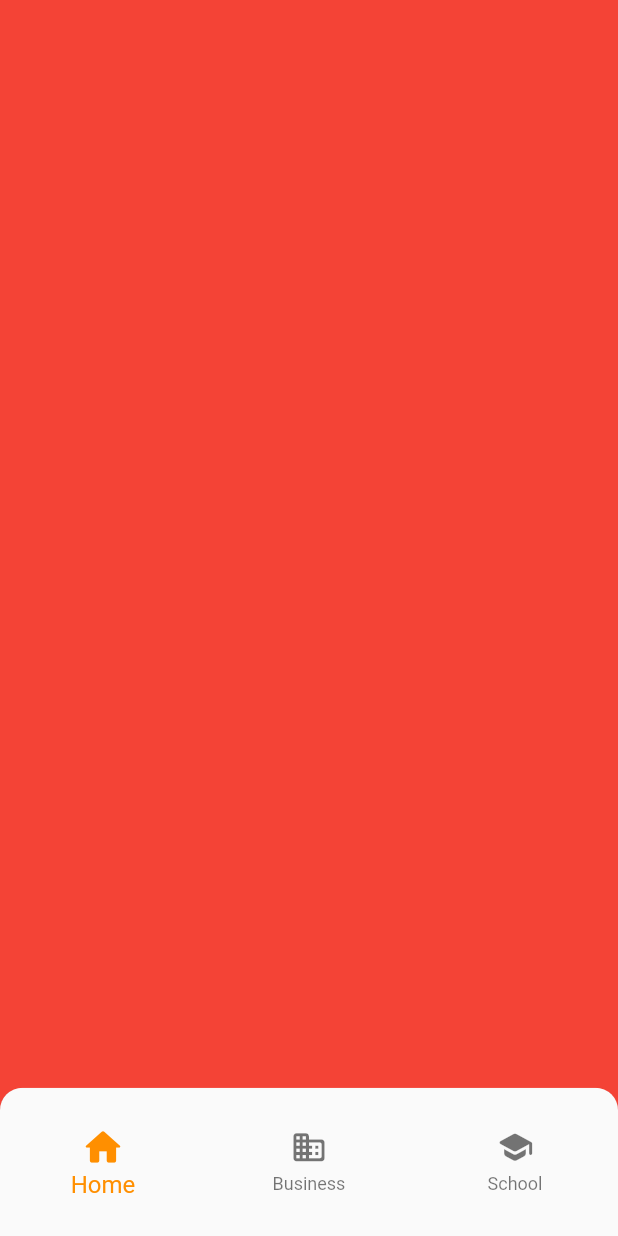
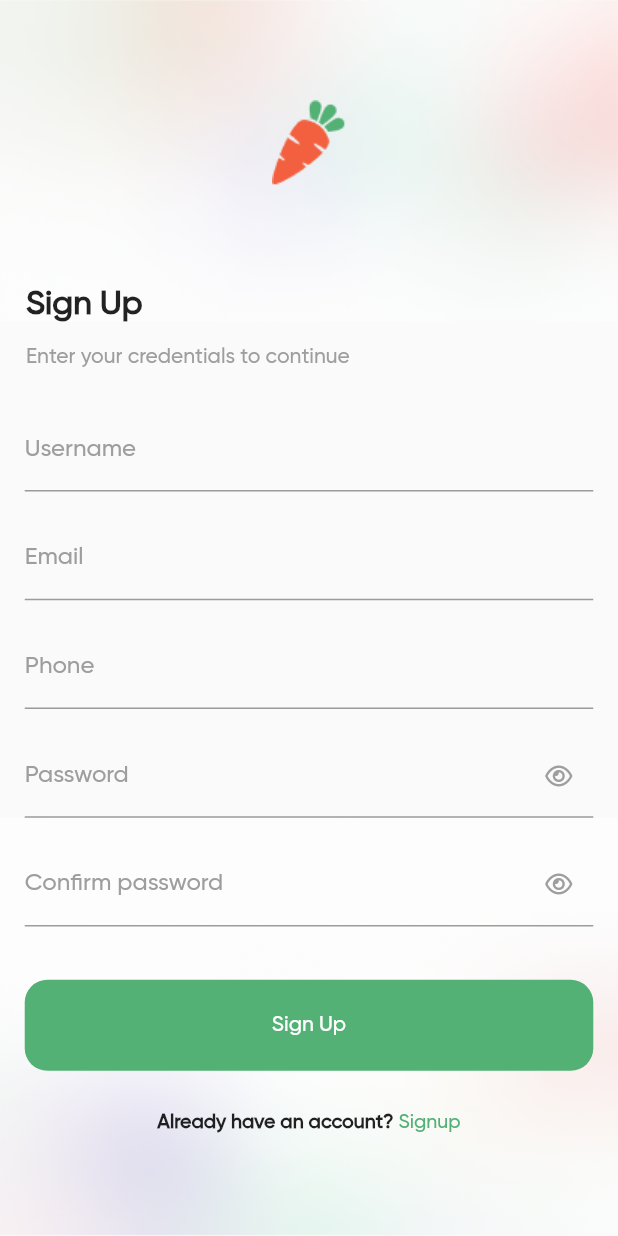
Before and after one commit to SandorNicuAlin/recipes_frontend, a Flutter app: the screen it shows after launch, on a phone screen of 412 x 824 dp. Run offline on Flutter 3.47's test engine with Material 2 defaults, Android fonts, the light colour scheme and no system bars; our stand-ins replace font_awesome_flutter, google_fonts.

Commit message:
[auth] - Adaugat pagina de register

```diff
--- /dev/null
+++ b/lib/colors/my_colors.dart
@@ -0,0 +1,5 @@
+import 'package:flutter/material.dart';
+
+class MyColors {
+  static const Color greenColor = Color(0xff53B175);
+}
--- a/lib/main.dart
+++ b/lib/main.dart
@@ -1,5 +1,7 @@
 import 'package:flutter/material.dart';
-import 'widgets/navigation_menu.dart';
+// import 'widgets/navigation_menu.dart';
+import './screens/auth/register.dart';
+import './colors/my_colors.dart';
 
 void main() {
   runApp(const MyApp());
@@ -13,48 +15,50 @@ class MyApp extends StatefulWidget {
 }
 
 class _MyAppState extends State<MyApp> {
-  int _selectedIndex = 0;
+  // int _selectedIndex = 0;
 
-  List<Widget> widgetOptions = <Widget>[
-    Scaffold(
-      body: Container(color: Colors.red),
-    ),
-    Scaffold(
-      body: Container(color: Colors.green),
-    ),
-    Scaffold(
-      body: Container(color: Colors.blue),
-    ),
-  ];
+  // List<Widget> widgetOptions = <Widget>[
+  //   Scaffold(
+  //     body: Container(color: Colors.red),
+  //   ),
+  //   Scaffold(
+  //     body: Container(color: Colors.green),
+  //   ),
+  //   Scaffold(
+  //     body: Container(color: Colors.blue),
+  //   ),
+  // ];
 
-  void _onItemTapped(int index) {
-    setState(() {
-      _selectedIndex = index;
-    });
-  }
+  // void _onItemTapped(int index) {
+  //   setState(() {
+  //     _selectedIndex = index;
+  //   });
+  // }
 
   @override
   Widget build(BuildContext context) {
     return MaterialApp(
-      title: 'Flutter Demo',
-      debugShowCheckedModeBanner: false,
-      theme: ThemeData(
-        primarySwatch: Colors.blue,
-      ),
-      home: Scaffold(
-        extendBody: true,
-        body: Stack(
-          children: [
-            Center(
-              child: widgetOptions.elementAt(_selectedIndex),
-            ),
-            NavigationMenu(
-              selectedIndex: _selectedIndex,
-              onTapCallback: _onItemTapped,
-            )
-          ],
+        title: 'Recipes',
+        debugShowCheckedModeBanner: false,
+        theme: ThemeData(
+          fontFamily: 'Gilroy',
+          primaryColor: MyColors.greenColor,
         ),
-      ),
-    );
+        home: const RegisterScreen()
+        // Scaffold(
+        //   extendBody: true,
+        //   body: Stack(
+        //     children: [
+        //       Center(
+        //         child: widgetOptions.elementAt(_selectedIndex),
+        //       ),
+        //       NavigationMenu(
+        //         selectedIndex: _selectedIndex,
+        //         onTapCallback: _onItemTapped,
+        //       )
+        //     ],
+        //   ),
+        // ),
+        );
   }
 }
--- /dev/null
+++ b/lib/screens/auth/login.dart
@@ -0,0 +1,17 @@
+import 'package:flutter/material.dart';
+
+class LoginScreen extends StatefulWidget {
+  const LoginScreen({Key? key}) : super(key: key);
+
+  @override
+  State<LoginScreen> createState() => _LoginScreenState();
+}
+
+class _LoginScreenState extends State<LoginScreen> {
+  @override
+  Widget build(BuildContext context) {
+    return const Center(
+      child: Text('test'),
+    );
+  }
+}
--- /dev/null
+++ b/lib/screens/auth/register.dart
@@ -0,0 +1,377 @@
+import 'package:flutter/material.dart';
+import 'package:google_fonts/google_fonts.dart';
+import '../../colors/my_colors.dart';
+import 'package:font_awesome_flutter/font_awesome_flutter.dart';
+// import 'package:google_fonts/google_fonts.dart';
+
+class RegisterScreen extends StatefulWidget {
+  const RegisterScreen({Key? key}) : super(key: key);
+
+  @override
+  State<RegisterScreen> createState() => _RegisterScreenState();
+}
+
+class _RegisterScreenState extends State<RegisterScreen> {
+  final GlobalKey<FormState> _formKey = GlobalKey<FormState>();
+  final TextEditingController _pass = TextEditingController();
+  final TextEditingController _confirmPass = TextEditingController();
+
+  bool _passwordVisibility = true;
+  bool _confirmPasswordVisibility = true;
+
+  void _onFormSubmit() {
+    _formKey.currentState!.validate();
+  }
+
+  void _changePasswordVisibility() {
+    setState(() {
+      _passwordVisibility = !_passwordVisibility;
+    });
+  }
+
+  void _changeConfirmPasswordVisibility() {
+    setState(() {
+      _confirmPasswordVisibility = !_confirmPasswordVisibility;
+    });
+  }
+
+  void _redirectToLoginPage() {
+    print('hello');
+  }
+
+  @override
+  Widget build(BuildContext context) {
+    bool keyboardUp =
+        MediaQuery.of(context).viewInsets.bottom != 0 ? true : false;
+
+    return Scaffold(
+      body: Stack(
+        children: [
+          Container(
+            width: MediaQuery.of(context).size.width,
+            height: MediaQuery.of(context).size.height,
+            decoration: const BoxDecoration(
+              image: DecorationImage(
+                fit: BoxFit.fill,
+                image: AssetImage('assets/images/background.png'),
+              ),
+            ),
+          ),
+          Center(
+            child: Column(
+              mainAxisAlignment: MainAxisAlignment.spaceEvenly,
+              children: [
+                keyboardUp
+                    ? Container()
+                    : const Image(
+                        image: AssetImage('assets/images/carrot.png'),
+                      ),
+                Padding(
+                  padding: EdgeInsets.symmetric(
+                    horizontal: MediaQuery.of(context).size.width * 4 / 100,
+                  ),
+                  child: Column(
+                    crossAxisAlignment: CrossAxisAlignment.start,
+                    children: [
+                      keyboardUp
+                          ? Container()
+                          : Padding(
+                              padding: EdgeInsets.only(
+                                left: MediaQuery.of(context).size.width *
+                                    0.2 /
+                                    100,
+                              ),
+                              child: const Text(
+                                'Sign Up',
+                                style: TextStyle(
+                                  fontWeight: FontWeight.bold,
+                                  fontSize: 22,
+                                ),
+                              ),
+                            ),
+                      keyboardUp
+                          ? Container()
+                          : Padding(
+                              padding: EdgeInsets.only(
+                                top: MediaQuery.of(context).size.height *
+                                    1.5 /
+                                    100,
+                                bottom: MediaQuery.of(context).size.height *
+                                    2 /
+                                    100,
+                                left: MediaQuery.of(context).size.width *
+                                    0.2 /
+                                    100,
+                              ),
+                              child: const Text(
+                                'Enter your credentials to continue',
+                                style: TextStyle(
+                                  color: Colors.grey,
+                                ),
+                              ),
+                            ),
+                      Form(
+                        key: _formKey,
+                        child: Column(
+                          crossAxisAlignment: CrossAxisAlignment.start,
+                          children: [
+                            Padding(
+                              padding: EdgeInsets.symmetric(
+                                vertical: MediaQuery.of(context).size.height *
+                                    1 /
+                                    100,
+                              ),
+                              child: TextFormField(
+                                cursorColor: MyColors.greenColor,
+                                decoration: const InputDecoration(
+                                  labelStyle: TextStyle(
+                                    color: Colors.grey,
+                                  ),
+                                  focusedBorder: UnderlineInputBorder(
+                                    borderSide: BorderSide(
+                                      color: MyColors.greenColor,
+                                    ),
+                                  ),
+                                  label: Text('Username'),
+                                ),
+                                validator: (String? value) {
+                                  if (value == null || value.isEmpty) {
+                                    return 'Please enter your username';
+                                  }
+                                  if (value.length < 3) {
+                                    return 'Username must have 3 or more characters';
+                                  }
+                                  return null;
+                                },
+                              ),
+                            ),
+                            Padding(
+                              padding: EdgeInsets.symmetric(
+                                vertical: MediaQuery.of(context).size.height *
+                                    1 /
+                                    100,
+                              ),
+                              child: TextFormField(
+                                keyboardType: TextInputType.emailAddress,
+                                cursorColor: MyColors.greenColor,
+                                decoration: const InputDecoration(
+                                  focusedBorder: UnderlineInputBorder(
+                                    borderSide: BorderSide(
+                                      color: MyColors.greenColor,
+                                    ),
+                                  ),
+                                  labelStyle: TextStyle(
+                                    color: Colors.grey,
+                                  ),
+                                  label: Text('Email'),
+                                ),
+                                validator: (String? value) {
+                                  if (value == null || value.isEmpty) {
+                                    return 'Please enter your email';
+                                  }
+                                  if (!RegExp(
+                                          r"^[a-zA-Z0-9.a-zA-Z0-9.!#$%&'*+-/=?^_`{|}~]+@[a-zA-Z0-9]+\.[a-zA-Z]+")
+                                      .hasMatch(value)) {
+                                    return 'Please enter a valid Email';
+                                  }
+                                  return null;
+                                },
+                              ),
+                            ),
+                            Padding(
+                              padding: EdgeInsets.symmetric(
+                                vertical: MediaQuery.of(context).size.height *
+                                    1 /
+                                    100,
+                              ),
+                              child: TextFormField(
+                                keyboardType: TextInputType.phone,
+                                cursorColor: MyColors.greenColor,
+                                decoration: const InputDecoration(
+                                  focusedBorder: UnderlineInputBorder(
+                                    borderSide: BorderSide(
+                                      color: MyColors.greenColor,
+                                    ),
+                                  ),
+                                  labelStyle: TextStyle(
+                                    color: Colors.grey,
+                                  ),
+                                  label: Text('Phone'),
+                                ),
+                                validator: (String? value) {
+                                  if (value == null || value.isEmpty) {
+                                    return 'Please enter your phone number';
+                                  }
+                                  if (!RegExp(r'(^(?:[+0]9)?[0-9]{10,12}$)')
+                                      .hasMatch(value)) {
+                                    return 'Please enter a valid phone number';
+                                  }
+                                  return null;
+                                },
+                              ),
+                            ),
+                            Padding(
+                              padding: EdgeInsets.symmetric(
+                                vertical: MediaQuery.of(context).size.height *
+                                    1 /
+                                    100,
+                              ),
+                              child: TextFormField(
+                                controller: _pass,
+                                obscureText: _passwordVisibility,
+                                cursorColor: MyColors.greenColor,
+                                decoration: InputDecoration(
+                                  suffixIcon: IconButton(
+                                    splashColor: Colors.transparent,
+                                    highlightColor: Colors.transparent,
+                                    onPressed: _changePasswordVisibility,
+                                    icon: _passwordVisibility
+                                        ? const Icon(
+                                            FontAwesomeIcons.eye,
+                                            size: 16,
+                                            color: Colors.grey,
+                                          )
+                                        : const Icon(
+                                            FontAwesomeIcons.eyeSlash,
+                                            size: 16,
+                                            color: Colors.grey,
+                                          ),
+                                  ),
+                                  focusedBorder: const UnderlineInputBorder(
+                                    borderSide: BorderSide(
+                                      color: MyColors.greenColor,
+                                    ),
+                                  ),
+                                  labelStyle: const TextStyle(
+                                    color: Colors.grey,
+                                  ),
+                                  label: const Text('Password'),
+                                ),
+                                validator: (String? value) {
+                                  if (value == null || value.isEmpty) {
+                                    return 'Please enter a password';
+                                  }
+                                  if (value.length < 5) {
+                                    return 'Password must have 4 or more characters';
+                                  }
+                                  return null;
+                                },
+                              ),
+                            ),
+                            Padding(
+                              padding: EdgeInsets.symmetric(
+                                vertical: MediaQuery.of(context).size.height *
+                                    1 /
+                                    100,
+                              ),
+                              child: TextFormField(
+                                controller: _confirmPass,
+                                obscureText: _confirmPasswordVisibility,
+                                cursorColor: MyColors.greenColor,
+                                decoration: InputDecoration(
+                                  suffixIcon: IconButton(
+                                    splashColor: Colors.transparent,
+                                    highlightColor: Colors.transparent,
+                                    onPressed: _changeConfirmPasswordVisibility,
+                                    icon: _confirmPasswordVisibility
+                                        ? const Icon(
+                                            FontAwesomeIcons.eye,
+                                            size: 16,
+                                            color: Colors.grey,
+                                          )
+                                        : const Icon(
+                                            FontAwesomeIcons.eyeSlash,
+                                            size: 16,
+                                            color: Colors.grey,
+                                          ),
+                                  ),
+                                  focusedBorder: const UnderlineInputBorder(
+                                    borderSide: BorderSide(
+                                      color: MyColors.greenColor,
+                                    ),
+                                  ),
+                                  labelStyle: const TextStyle(
+                                    color: Colors.grey,
+                                  ),
+                                  label: const Text('Confirm password'),
+                                ),
+                                validator: (String? value) {
+                                  if (value == null || value.isEmpty) {
+                                    return 'Please re-enter your password';
+                                  }
+                                  if (_pass.value.text !=
+                                      _confirmPass.value.text) {
+                                    return 'Passwords don\'t match';
+                                  }
+                                  return null;
+                                },
+                              ),
+                            ),
+                            Center(
+                              child: Container(
+                                width: MediaQuery.of(context).size.width,
+                                height: MediaQuery.of(context).size.height *
+                                    11 /
+                                    100,
+                                padding:
+                                    const EdgeInsets.symmetric(vertical: 15.0),
+                                margin: EdgeInsets.symmetric(
+                                  vertical: MediaQuery.of(context).size.height *
+                                      1.5 /
+                                      100,
+                                ),
+                                child: ElevatedButton(
+                                  style: ButtonStyle(
+                                    elevation: MaterialStateProperty.all(0),
+                                    shape: MaterialStateProperty.all(
+                                      RoundedRectangleBorder(
+                                        borderRadius: BorderRadius.circular(15),
+                                      ),
+                                    ),
+                                    backgroundColor: MaterialStateProperty.all(
+                                      MyColors.greenColor,
+                                    ),
+                                  ),
+                                  onPressed: _onFormSubmit,
+                                  child: const Text('Sign Up'),
+                                ),
+                              ),
+                            ),
+                          ],
+                        ),
+                      ),
+                      keyboardUp
+                          ? Container()
+                          : Row(
+                              mainAxisAlignment: MainAxisAlignment.center,
+                              children: [
+                                const Text(
+                                  'Already have an account?',
+                                  style: TextStyle(
+                                    fontWeight: FontWeight.bold,
+                                    fontSize: 13,
+                                  ),
+                                ),
+                                GestureDetector(
+                                  onTap: _redirectToLoginPage,
+                                  child: const Text(
+                                    ' Signup',
+                                    style: TextStyle(
+                                      color: MyColors.greenColor,
+                                      fontSize: 13,
+                                    ),
+                                  ),
+                                ),
+                              ],
+                            ),
+                    ],
+                  ),
+                ),
+              ],
+            ),
+          ),
+        ],
+      ),
+    );
+  }
+}
--- a/lib/widgets/navigation_menu.dart
+++ b/lib/widgets/navigation_menu.dart
@@ -1,5 +1,4 @@
 import 'package:flutter/material.dart';
-import 'package:font_awesome_flutter/font_awesome_flutter.dart';
 
 class NavigationMenu extends StatelessWidget {
   const NavigationMenu({Key? key, this.selectedIndex, this.onTapCallback})
```
Also changed, not shown: pubspec.yaml (+8 -9 lines), assets/fonts/Gilroy-Medium.ttf (added), assets/images/background.png (added), assets/images/carrot.png (added), pubspec.lock, 1 other file.
